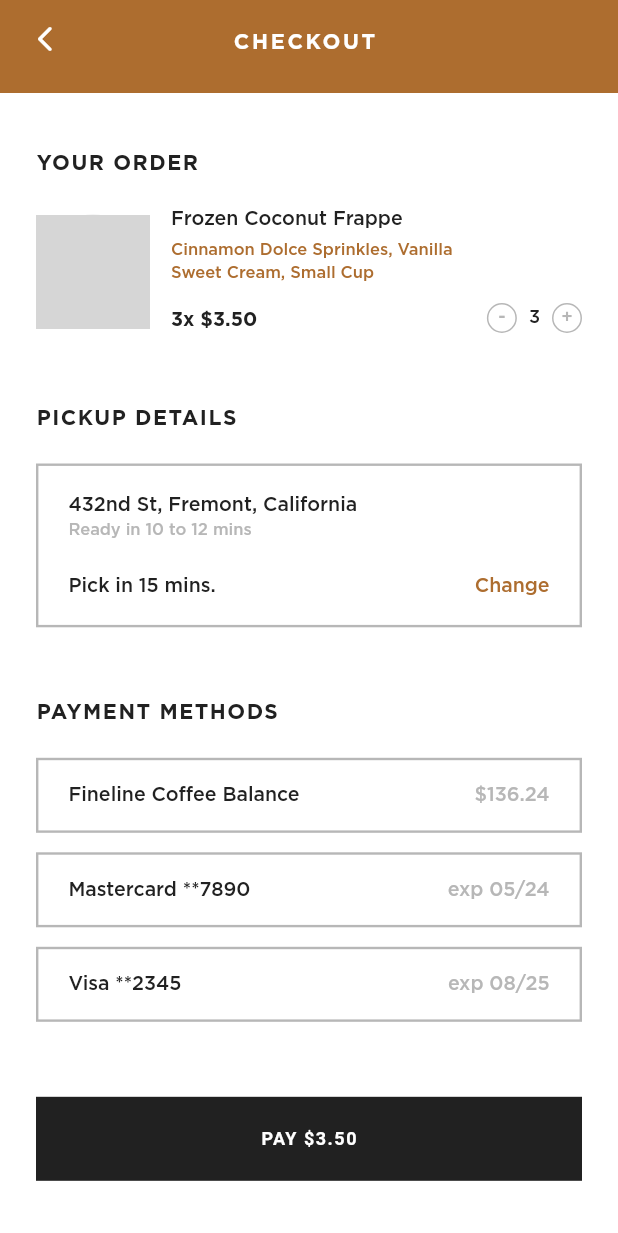
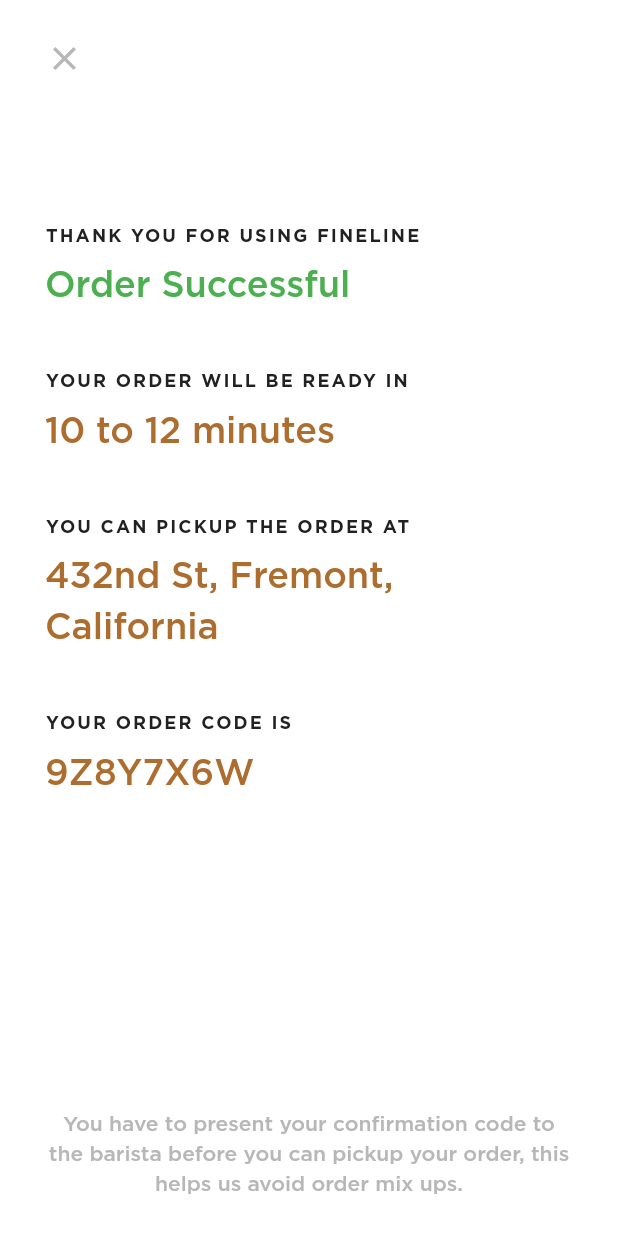
Before and after one commit to devwraithe/fineline_coffee, a Flutter app: the Checkout screen opened by its route, after a tap on an icon or button, on a phone screen of 412 x 824 dp. Shown: the top 1233 px of the screen. Run offline on Flutter 3.47's test engine with Material 2 defaults, Android fonts, the phone set to English and light mode, and no system bars; drawn by our look-alikes of cached_network_image; our stand-ins replace go_router; network calls fail; grey boxes are pictures that could not be loaded.

Commit message:
Implemented the Confirmation UI

```diff
--- a/lib/pages/checkout.dart
+++ b/lib/pages/checkout.dart
@@ -177,7 +177,7 @@ class _CheckoutState extends State<Checkout> {
                       ),
                       const SizedBox(height: 50),
                       FilledButton(
-                        onPressed: () => context.goNamed("checkout"),
+                        onPressed: () => context.goNamed("confirmation"),
                         child: const Text(
                           "PAY \$3.50",
                         ),
--- /dev/null
+++ b/lib/pages/confirmation.dart
@@ -0,0 +1,87 @@
+import 'package:fineline_coffee/theme/app_theme.dart';
+import 'package:flutter/material.dart';
+import 'package:go_router/go_router.dart';
+
+class Confirmation extends StatelessWidget {
+  const Confirmation({super.key});
+
+  @override
+  Widget build(BuildContext context) {
+    return Scaffold(
+      body: SafeArea(
+        child: Padding(
+          padding: const EdgeInsets.symmetric(
+            horizontal: 30,
+            vertical: 26,
+          ),
+          child: Column(
+            crossAxisAlignment: CrossAxisAlignment.start,
+            children: [
+              GestureDetector(
+                onTap: () => context.goNamed('home'),
+                child: const Icon(
+                  Icons.close,
+                  size: 26,
+                  color: AppColors.grey,
+                ),
+              ),
+              const SizedBox(height: 100),
+              content(
+                "THANK YOU FOR USING FINELINE",
+                "Order Successful",
+                Colors.green,
+              ),
+              const SizedBox(height: 44),
+              content(
+                "YOUR ORDER WILL BE READY IN",
+                "10 to 12 minutes",
+              ),
+              const SizedBox(height: 44),
+              content(
+                "YOU CAN PICKUP THE ORDER AT",
+                "432nd St, Fremont, California",
+              ),
+              const SizedBox(height: 44),
+              content(
+                "YOUR ORDER CODE IS",
+                "9Z8Y7X6W",
+              ),
+              const Spacer(),
+              Text(
+                "You have to present your confirmation code to the barista before you can pickup your order, this helps us avoid order mix ups.",
+                textAlign: TextAlign.center,
+                style: AppTextTheme.textTheme.bodyLarge?.copyWith(
+                  fontWeight: FontWeight.w400,
+                  color: AppColors.grey,
+                  height: 1.4,
+                ),
+              ),
+            ],
+          ),
+        ),
+      ),
+    );
+  }
+
+  Column content(String title, String info, [Color? color]) {
+    return Column(
+      crossAxisAlignment: CrossAxisAlignment.start,
+      children: [
+        Text(
+          title,
+          style: AppTextTheme.textTheme.bodyMedium?.copyWith(
+            letterSpacing: 1.4,
+            fontWeight: FontWeight.w700,
+          ),
+        ),
+        const SizedBox(height: 8),
+        Text(
+          info,
+          style: AppTextTheme.textTheme.headlineSmall?.copyWith(
+            color: color,
+          ),
+        ),
+      ],
+    );
+  }
+}
--- a/lib/router/routes.dart
+++ b/lib/router/routes.dart
@@ -2,6 +2,7 @@ import 'package:fineline_coffee/pages/customize.dart';
 import 'package:go_router/go_router.dart';
 
 import '../pages/checkout.dart';
+import '../pages/confirmation.dart';
 import '../pages/home.dart';
 
 final routes = [
@@ -24,4 +25,9 @@ final routes = [
       ),
     ],
   ),
+  GoRoute(
+    name: "confirmation",
+    path: "/confirmation",
+    builder: (context, state) => const Confirmation(),
+  ),
 ];
--- a/lib/theme/app_theme.dart
+++ b/lib/theme/app_theme.dart
@@ -80,9 +80,10 @@ class AppTextTheme {
       fontFamily: "BagnardSans",
     ),
     headlineSmall: TextStyle(
-      fontSize: 25.63,
-      fontWeight: FontWeight.w500,
-      color: AppColors.black,
+      fontSize: 24,
+      fontWeight: FontWeight.w400,
+      color: AppColors.darkBrown,
+      height: 1.4,
     ),
     titleLarge: TextStyle(
       fontSize: 22.78,
```
